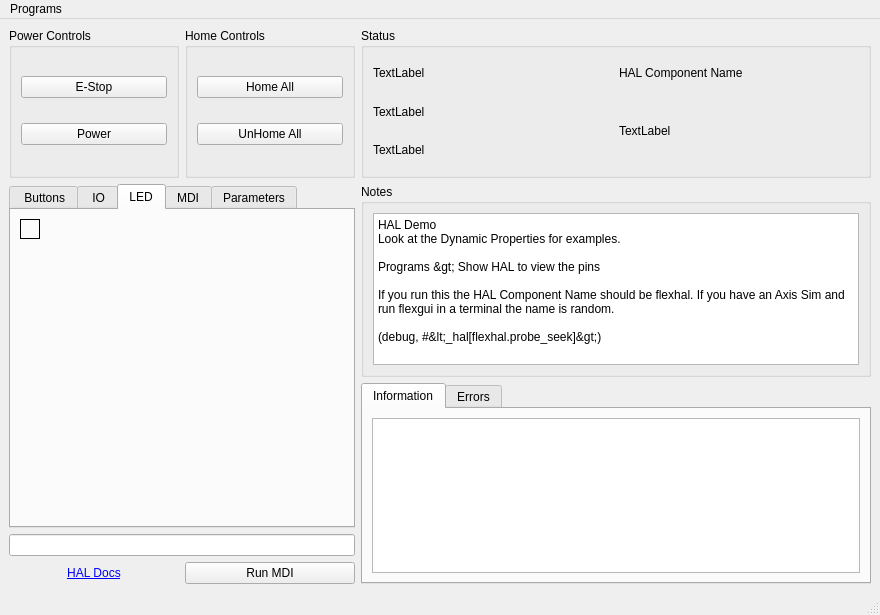
This is examples/features/hal/hal.ui in jethornton/flexgui as Qt 5 draws it before an edit. The edited form follows.
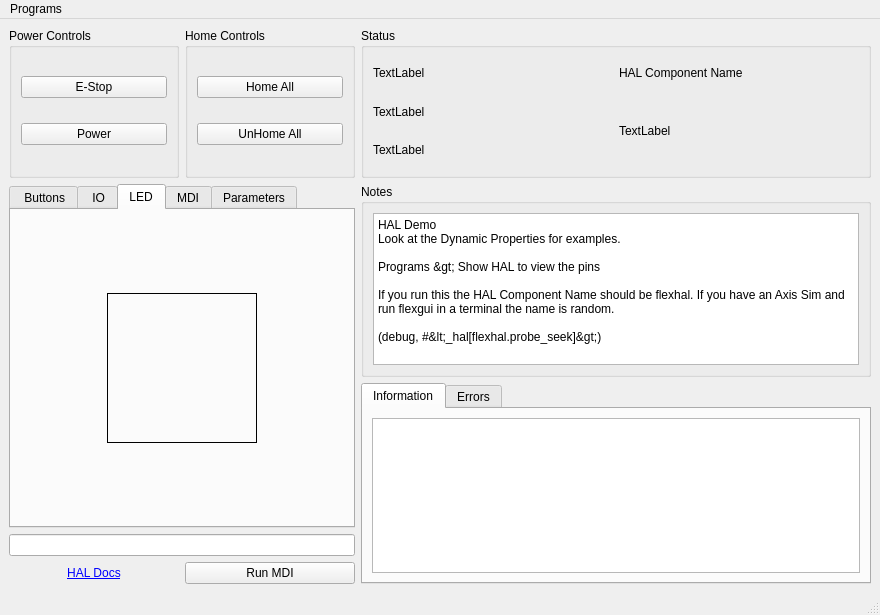
This is the edited form. The open tabs and pages were chosen to show the change.

The edit to the form file:
```diff
--- a/examples/features/hal/hal.ui
+++ b/examples/features/hal/hal.ui
@@ -543,21 +543,20 @@
         <string>LED</string>
        </attribute>
        <layout class="QGridLayout" name="gridLayout_10">
-        <item row="1" column="0">
-         <spacer name="verticalSpacer">
-          <property name="orientation">
-           <enum>Qt::Vertical</enum>
-          </property>
-          <property name="sizeHint" stdset="0">
-           <size>
-            <width>20</width>
-            <height>40</height>
-           </size>
-          </property>
-         </spacer>
-        </item>
         <item row="0" column="0">
          <widget class="QLabel" name="label_25">
+          <property name="sizePolicy">
+           <sizepolicy hsizetype="Fixed" vsizetype="Fixed">
+            <horstretch>0</horstretch>
+            <verstretch>0</verstretch>
+           </sizepolicy>
+          </property>
+          <property name="minimumSize">
+           <size>
+            <width>150</width>
+            <height>150</height>
+           </size>
+          </property>
           <property name="frameShape">
            <enum>QFrame::Box</enum>
           </property>
@@ -566,19 +565,6 @@
           </property>
          </widget>
         </item>
-        <item row="0" column="1">
-         <spacer name="horizontalSpacer">
-          <property name="orientation">
-           <enum>Qt::Horizontal</enum>
-          </property>
-          <property name="sizeHint" stdset="0">
-           <size>
-            <width>40</width>
-            <height>20</height>
-           </size>
-          </property>
-         </spacer>
-        </item>
        </layout>
       </widget>
       <widget class="QWidget" name="tab_4">
```
Left out of the diff: 17 changed lines with no effect on the pictures.
